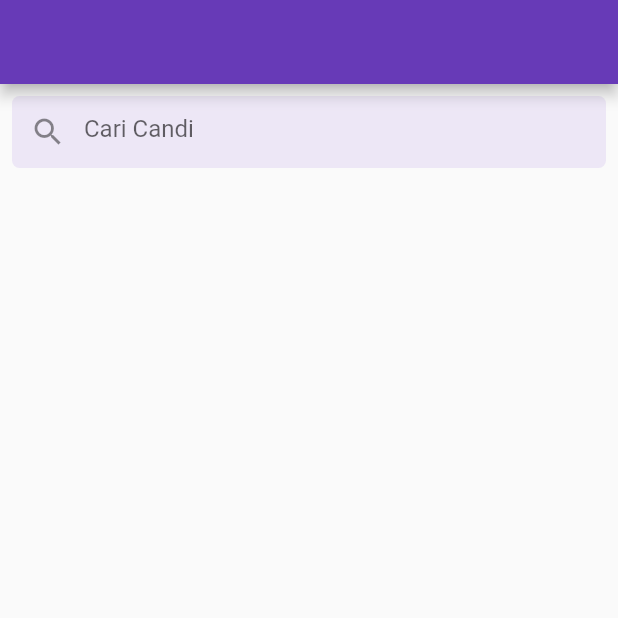
After one commit to Abeldee/prj_wisatacandisi51, a Flutter app: the screen it shows after launch, on a phone screen of 412 x 824 dp, the top half of it. The commit adds this screen. Run offline on Flutter 3.47's test engine with Material 2 defaults, Android fonts, the phone set to English and light mode, and no system bars.

Commit message:
Search Screenn
jahat onyet

```diff
--- a/lib/main.dart
+++ b/lib/main.dart
@@ -1,24 +1,43 @@
 import 'package:flutter/material.dart';
+import 'package:flutter/rendering.dart';
 import 'package:prj_wisatacandisi51/widgets/detail_screen.dart';
 import 'package:prj_wisatacandisi51/data/candi_data.dart';
 import 'package:prj_wisatacandisi51/widgets/profile_screen.dart';
+import 'package:prj_wisatacandisi51/widgets/search_screen.dart';
+import 'package:prj_wisatacandisi51/widgets/signIn_screen.dart';
 
 void main() {
   runApp(const MyApp());
 }
 
-class MyApp extends StatelessWidget {
+class MyApp extends StatefulWidget {
   const MyApp({super.key});
+
+  @override
+  State<MyApp> createState() => _MyAppState();
+}
+
+class _MyAppState extends State<MyApp> {
   @override
   Widget build(BuildContext context) {
-
     return MaterialApp(
-      title: 'Wisata Candiu',
+      title: 'Wisata Candi',
       theme: ThemeData(
-        colorScheme: ColorScheme.fromSeed(seedColor: Colors.deepPurple),
-        useMaterial3: true,
+        appBarTheme: const AppBarTheme(
+          iconTheme: IconThemeData(color: Colors.deepPurple),
+          titleTextStyle: TextStyle(
+            color: Colors.deepPurple,
+            fontSize: 20,
+            fontWeight: FontWeight.bold,
+          ),
+        ),
+        colorScheme:
+            ColorScheme.fromSeed(seedColor: Colors.deepPurple).copyWith(
+          primary: Colors.deepPurple,
+          surface: Colors.deepPurple[50],
+        ),
       ),
-      home: ProfileScreen(),
+      home: SearchScreen(),
     );
   }
 }
--- /dev/null
+++ b/lib/widgets/search_screen.dart
@@ -0,0 +1,106 @@
+import 'package:flutter/material.dart';
+import 'package:prj_wisatacandisi51/models/candi.dart';
+
+class SearchScreen extends StatefulWidget {
+  const SearchScreen({super.key});
+
+  @override
+  State<SearchScreen> createState() => _SearchScreenState();
+}
+
+class _SearchScreenState extends State<SearchScreen> {
+  //TODO 1: Deklarasikan variabel yang dibutuhkan
+  List<Candi> _filteredCandis = [];
+  String _searchQuery = '';
+  final TextEditingController _searchController = TextEditingController();
+
+  @override
+  Widget build(BuildContext context) {
+    return Scaffold(
+      // TODO 2 : Buat appbar dengan judul pencarian candi
+      appBar: AppBar(
+        title: Text('Pencarian candi'),
+      ),
+      // TODO 3 : Buat body berupa column
+      body: Column(
+        children: [
+          // TODO 4 : Buat TextField pencarian sebagai anak dari column
+          Padding(
+            padding: const EdgeInsets.all(8.0),
+            child: Container(
+              decoration: BoxDecoration(
+                borderRadius: BorderRadius.circular(5),
+                color: Colors.deepPurple.shade50,
+              ),
+              child: TextField(
+                autofocus: false,
+                decoration: InputDecoration(
+                  hintText: "Cari Candi",
+                  prefixIcon: Icon(Icons.search),
+                  border: InputBorder.none,
+                  focusedBorder: OutlineInputBorder(
+                    borderSide: BorderSide(
+                      color: Colors.deepPurple,
+                    ),
+                  ),
+                  contentPadding:
+                      EdgeInsets.symmetric(horizontal: 16, vertical: 12),
+                ),
+              ),
+            ),
+          ),
+          // TODO 5 : Buat ListView hasil pencarian sebagai anak dari column
+          Expanded(
+            child: ListView.builder(
+              shrinkWrap: true,
+              itemCount: _filteredCandis.length,
+              itemBuilder: (context, index) {
+                final candi = _filteredCandis[index];
+                return Card(
+                  margin:
+                      const EdgeInsets.symmetric(horizontal: 16, vertical: 4),
+                  child: Row(
+                    crossAxisAlignment: CrossAxisAlignment.start,
+                    children: [
+                      Container(
+                        padding: const EdgeInsets.all(8),
+                        width: 100,
+                        height: 100,
+                        child: ClipRRect(
+                          borderRadius: BorderRadius.circular(10),
+                          child: Image.asset(
+                            candi.imageAsset,
+                            fit: BoxFit.cover,
+                          ),
+                        ),
+                      ),
+                      Padding(
+                        padding: const EdgeInsets.all(8.0),
+                        child: Column(
+                          crossAxisAlignment: CrossAxisAlignment.start,
+                          children: [
+                            Text(
+                              candi.name,
+                              style: const TextStyle(
+                                fontSize: 16,
+                                fontWeight: FontWeight.bold,
+                              ),
+                            ),
+                            const SizedBox(
+                              height: 4,
+                            ),
+                            Text(candi.location)
+                          ],
+                        ),
+                      ),
+                    ],
+                  ),
+                );
+              },
+            ),
+          ),
+        ],
+      ),
+    );
+  }
+}
```
Also changed, not shown: lib/widgets/home_screen.dart (added, +19 -0 lines), lib/widgets/signIn_screen.dart (added, +102 -0 lines).
